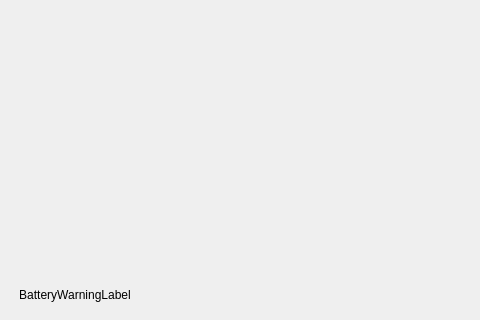
Old version of the form mainwindow.ui in the repository UCR-Solar-Car/DriverInterface; both pictures show x 0 to 480 and y 280 to 600 of the 800 by 600 pixel window.
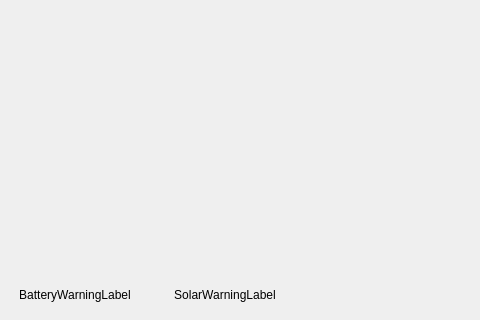
New version of the form.

The edit to the form file:
```diff
--- a/mainwindow.ui
+++ b/mainwindow.ui
@@ -36,6 +36,28 @@
      <set>Qt::AlignCenter</set>
     </property>
    </widget>
+   <widget class="QLabel" name="warnLabelSolarHeat">
+    <property name="geometry">
+     <rect>
+      <x>150</x>
+      <y>550</y>
+      <width>150</width>
+      <height>50</height>
+     </rect>
+    </property>
+    <property name="sizePolicy">
+     <sizepolicy hsizetype="Fixed" vsizetype="Fixed">
+      <horstretch>0</horstretch>
+      <verstretch>0</verstretch>
+     </sizepolicy>
+    </property>
+    <property name="text">
+     <string>SolarWarningLabel</string>
+    </property>
+    <property name="alignment">
+     <set>Qt::AlignCenter</set>
+    </property>
+   </widget>
   </widget>
  </widget>
  <resources/>
```
